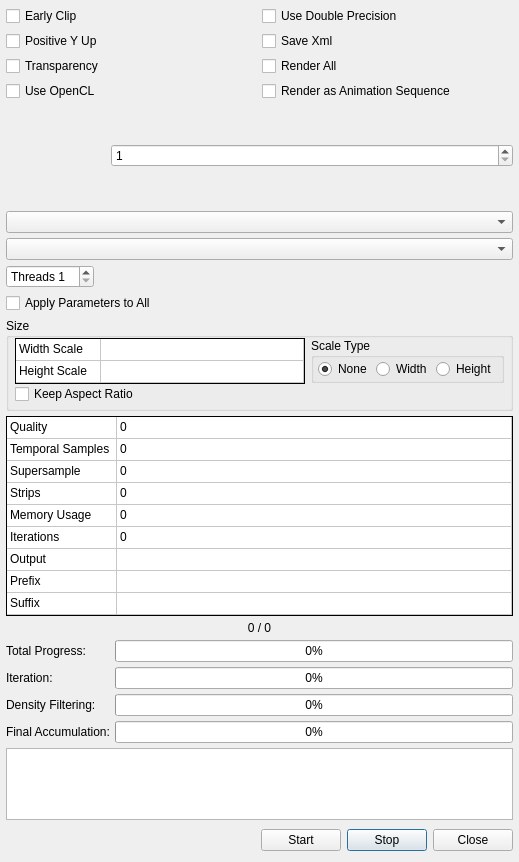
Old version of the form Source/Fractorium/FinalRenderDialog.ui in the repository zblack/fractorium.
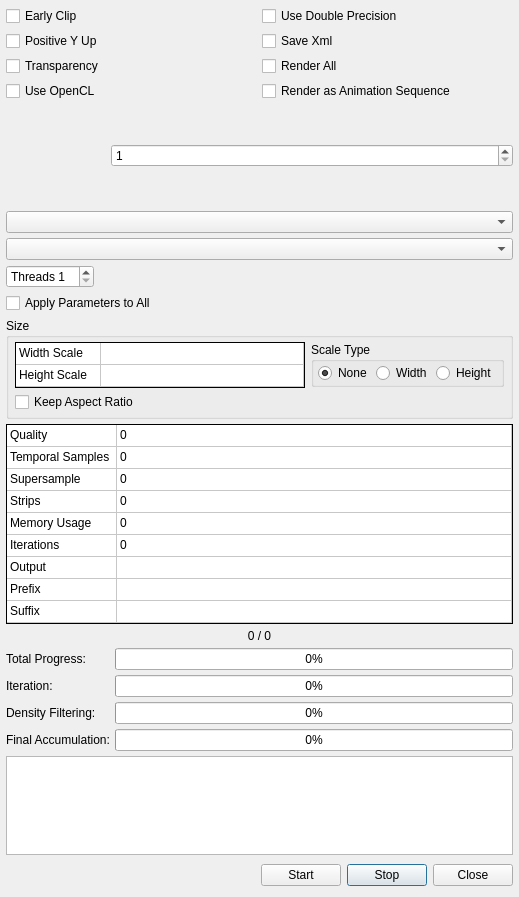
New version of the form. Custom widgets are drawn as their Qt base class.

```diff
--- a/Source/Fractorium/FinalRenderDialog.ui
+++ b/Source/Fractorium/FinalRenderDialog.ui
@@ -7,7 +7,7 @@
     <x>0</x>
     <y>0</y>
     <width>519</width>
-    <height>862</height>
+    <height>897</height>
    </rect>
   </property>
   <property name="sizePolicy">
@@ -64,7 +64,7 @@
         <x>0</x>
         <y>0</y>
         <width>507</width>
-        <height>850</height>
+        <height>885</height>
        </rect>
       </property>
       <layout class="QVBoxLayout" name="verticalLayout_2">
@@ -320,18 +320,21 @@
          <property name="minimumSize">
           <size>
            <width>0</width>
-           <height>91</height>
+           <height>95</height>
           </size>
          </property>
          <property name="title">
           <string>Size</string>
          </property>
+         <property name="checkable">
+          <bool>false</bool>
+         </property>
          <layout class="QGridLayout" name="gridLayout_5">
           <property name="leftMargin">
            <number>6</number>
           </property>
           <property name="topMargin">
-           <number>0</number>
+           <number>4</number>
           </property>
           <property name="rightMargin">
            <number>6</number>
@@ -343,7 +346,7 @@
            <number>6</number>
           </property>
           <property name="verticalSpacing">
-           <number>0</number>
+           <number>4</number>
           </property>
           <item row="0" column="0">
            <widget class="QTableWidget" name="FinalRenderSizeTable">
@@ -500,13 +503,13 @@
               <number>4</number>
              </property>
              <property name="topMargin">
-              <number>4</number>
+              <number>0</number>
              </property>
              <property name="rightMargin">
               <number>4</number>
              </property>
              <property name="bottomMargin">
-              <number>4</number>
+              <number>0</number>
              </property>
              <property name="spacing">
               <number>4</number>
```
